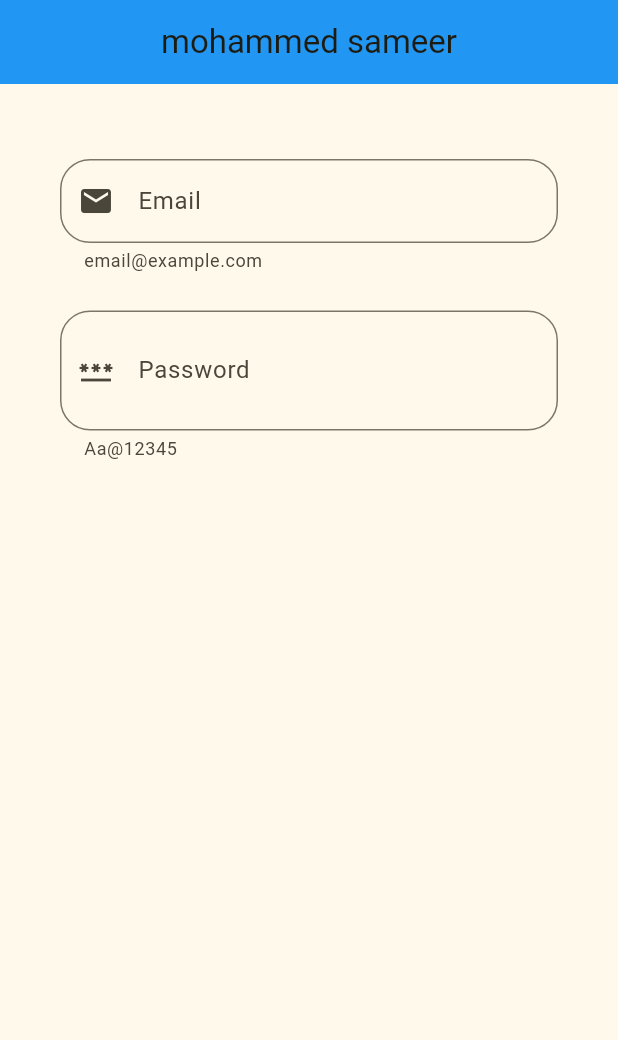
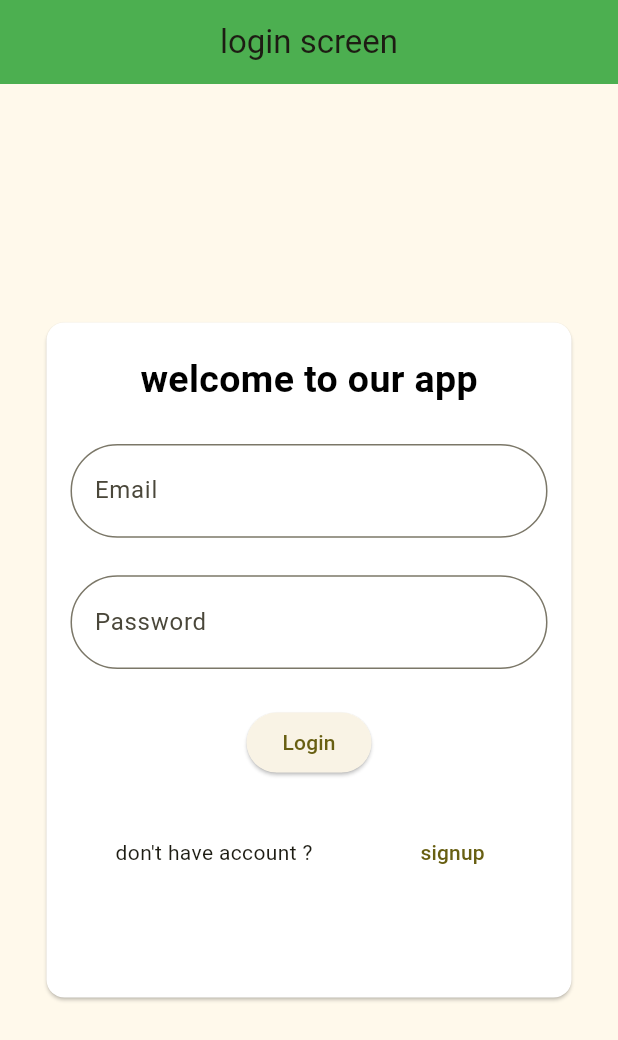
Before and after one commit to Mohammed-coderz/fun_dev_8, a Flutter app: the screen it shows after launch, on a phone screen of 412 x 824 dp. Shown: the top 1040 px of the screen. Run offline on Flutter 3.47's test engine with Material 3 defaults, Android fonts, the phone set to English and light mode, and no system bars.

Commit message:
first commit

```diff
--- a/lib/first_screen.dart
+++ b/lib/first_screen.dart
@@ -14,54 +14,55 @@ class _FirstScreenState extends State<FirstScreen> {
   Widget build(BuildContext context) {
     return Scaffold(
       appBar: AppBar(
-        title: Text("mohammed sameer"),
+        title: Text("welcome to our app"),
         centerTitle: true,
         backgroundColor: Colors.blue,
       ),
-      body: Center(
-        child: Padding(
-          padding: EdgeInsets.symmetric(horizontal: 40.0, vertical: 50),
+      body: Container(
+        decoration: BoxDecoration(color: Colors.red),
+        child: Center(
+          child: Card(
+            color: Colors.yellow,
+            child: SizedBox(
+              height: 350,
+              width: 350,
+              child: Center(
                 child: Column(
+                  mainAxisAlignment: MainAxisAlignment.spaceAround,
                   children: [
-              TextField(
+                    Row(
+                      mainAxisAlignment: MainAxisAlignment.spaceAround,
+                      children: [Text("welcome to our app")],
+                    ),
+                    Divider(),
+                    Row(
+                      mainAxisAlignment: MainAxisAlignment.spaceAround,
+                      children: [Text("data"), Text("data")],
+                    ),
+                    Divider(),
+                    Row(
+                      mainAxisAlignment: MainAxisAlignment.spaceAround,
+                      children: [
+                        SizedBox(
+                          width: 100,
+                          child: TextField(
                             decoration: InputDecoration(
-                  hintText: "please fill your email",
-                  label: Text("Email"),
-                  prefixIcon: Icon(Icons.email),
                               border: OutlineInputBorder(
-                    borderRadius: BorderRadius.circular(20),
-                  ),
-                  helperText: "email@example.com",
+                                borderRadius: BorderRadius.circular(50),
                               ),
                             ),
-              SizedBox(height: 25),
-              TextField(
-                obscureText: isPassword,
-                decoration: InputDecoration(
-                  hintText: "please fill your password",
-                  label: Text("Password"),
-                  prefixIcon: Icon(Icons.password),
-                  suffix: IconButton(
-                    onPressed: () {
-                      setState(() {
-                        isPassword = !isPassword;
-                      });
-                      print(isPassword);
-                    },
-                    icon: isPassword
-                        ? Icon(Icons.visibility)
-                        : Icon(Icons.visibility_off),
                           ),
-                  border: OutlineInputBorder(
-                    borderRadius: BorderRadius.circular(20),
                         ),
-                  helperText: "Aa@12345",
-                ),
+                      ],
                     ),
                   ],
                 ),
               ),
             ),
+          ),
+        ),
+      ),
+      backgroundColor: Colors.yellow,
     );
   }
 }
--- /dev/null
+++ b/lib/login_screen.dart
@@ -0,0 +1,94 @@
+import 'package:flutter/material.dart';
+import 'package:fun_dev_8/signup.dart';
+
+class LoginScreen extends StatefulWidget {
+  const LoginScreen({super.key});
+
+  @override
+  State<LoginScreen> createState() => _LoginScreenState();
+}
+
+class _LoginScreenState extends State<LoginScreen> {
+  @override
+  Widget build(BuildContext context) {
+    return Scaffold(
+      appBar: AppBar(
+        title: Text("login screen"),
+        centerTitle: true,
+        backgroundColor: Colors.green,
+      ),
+      body: Center(
+        child: Card(
+          color: Colors.white,
+          child: SizedBox(
+            width: 350,
+            height: 450,
+            child: Padding(
+              padding: EdgeInsets.symmetric(horizontal: 16.0, vertical: 20),
+              child: Column(
+                children: [
+                  Text(
+                    "welcome to our app",
+                    style: TextStyle(
+                      color: Colors.black,
+                      fontSize: 25,
+                      fontWeight: FontWeight.w700,
+                    ),
+                  ),
+                  SizedBox(height: 25),
+                  TextField(
+                    decoration: InputDecoration(
+                      labelText: "Email",
+                      hintText: "enter your email",
+                      prefix: Icon(Icons.email),
+                      border: OutlineInputBorder(
+                        borderRadius: BorderRadius.circular(50),
+                      ),
+                    ),
+                  ),
+                  SizedBox(height: 25),
+                  TextField(
+                    decoration: InputDecoration(
+                      labelText: "Password",
+                      hintText: "enter your password",
+                      prefix: Icon(Icons.password),
+                      border: OutlineInputBorder(
+                        borderRadius: BorderRadius.circular(50),
+                      ),
+                    ),
+                  ),
+                  SizedBox(height: 25),
+                  ElevatedButton(
+                    onPressed: () {
+                      print("login pressed");
+                    },
+                    child: Text("Login"),
+                  ),
+                  SizedBox(height: 25),
+                  Row(
+                    mainAxisAlignment: MainAxisAlignment.spaceAround,
+                    children: [
+                      Text("don't have account ?"),
+                      TextButton(
+                        onPressed: () {
+                          Navigator.pushReplacement(
+                            context,
+                            MaterialPageRoute(
+                              builder: (context) => SignupScreen(),
+                            ),
+                          );
+                          print("sign up pressed");
+                        },
+                        child: Text("signup"),
+                      ),
+                    ],
+                  ),
+                ],
+              ),
+            ),
+          ),
+        ),
+      ),
+    );
+  }
+}
--- a/lib/main.dart
+++ b/lib/main.dart
@@ -1,5 +1,5 @@
 import 'package:flutter/material.dart';
-import 'package:fun_dev_8/first_screen.dart';
+import 'login_screen.dart';
 
 void main() {
   runApp(const MyApp());
@@ -15,7 +15,7 @@ class MyApp extends StatelessWidget {
       theme: ThemeData(
         colorScheme: ColorScheme.fromSeed(seedColor: Colors.yellow),
       ),
-      home:  FirstScreen(),
+      home:  LoginScreen(),
     );
   }
 }
```
Also changed, not shown: lib/signup.dart (added, +118 -0 lines). Lines whose indentation alone changed are shown as unchanged.
